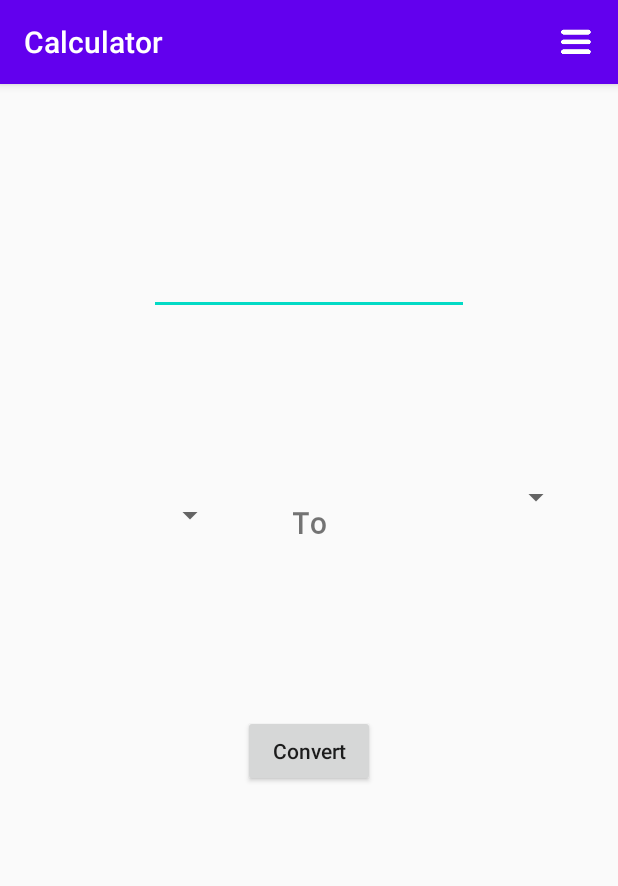
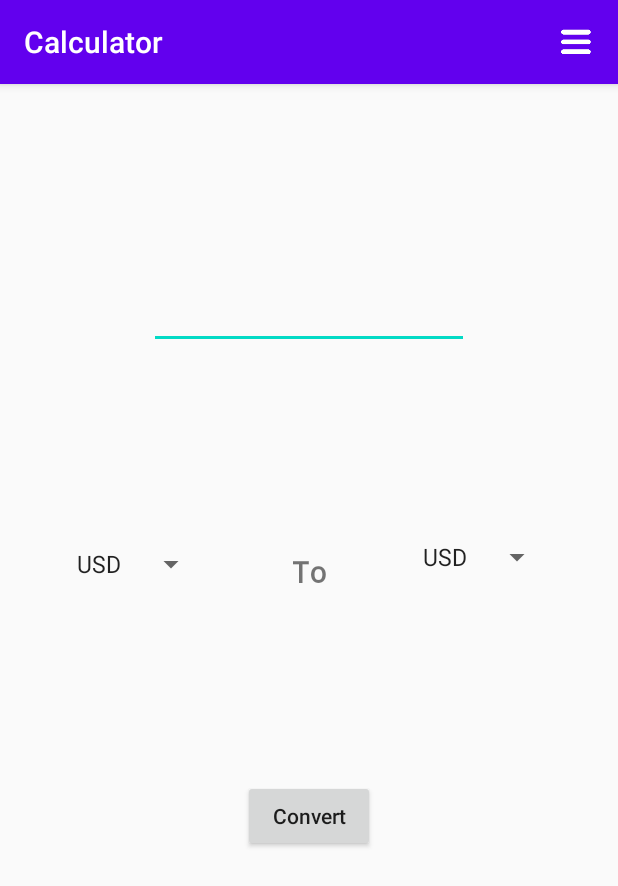
Before and after one commit to johnarn/Calculator, an Android app: the MainConverterActivity screen opened directly, with no data from a screen before it, on a phone screen of 412 x 824 dp. Shown: the top 886 px of the screen. Run offline under Robolectric (Android 15) with nearby library versions, the phone set to English and light mode, and no system bars.

Commit message:
Connected the BusinessLogic of the Currency Converter with the View of the application

```diff
--- a/app/src/main/AndroidManifest.xml
+++ b/app/src/main/AndroidManifest.xml
@@ -1,7 +1,8 @@
 <?xml version="1.0" encoding="utf-8"?>
 <manifest xmlns:android="http://schemas.android.com/apk/res/android"
     package="com.example.calculator">
-    <uses-permission android:name="android.permission.INTERNET"/>
+
+    <uses-permission android:name="android.permission.INTERNET" />
 
     <application
         android:allowBackup="true"
@@ -22,6 +23,4 @@
     </application>
 
 
-
-
 </manifest>
--- a/app/src/main/java/com/example/calculator/MainConverterActivity.java
+++ b/app/src/main/java/com/example/calculator/MainConverterActivity.java
@@ -1,31 +1,78 @@
 package com.example.calculator;
 
+import android.app.ProgressDialog;
+import android.content.Context;
 import android.content.Intent;
 import android.os.Bundle;
 import android.view.Menu;
 import android.view.MenuItem;
+import android.view.View;
+import android.widget.ArrayAdapter;
+import android.widget.Button;
+import android.widget.EditText;
+import android.widget.Spinner;
+import android.widget.TextView;
 
 import androidx.appcompat.app.AppCompatActivity;
 
-import com.example.calculator.Model.CalculatorModel;
-import com.example.calculator.Model.ConverterModel;
-
 public class MainConverterActivity extends AppCompatActivity {
 
+    public Context context = this;
+    private Spinner fromSpinner, toSpinner;
+    private EditText editText;
+    private TextView converted_amount;
+    private String currencyFrom, currencyTo, amount;
 
     @Override
     protected void onCreate(Bundle savedInstanceState) {
         super.onCreate(savedInstanceState);
         setContentView(R.layout.activity_main_convertor);
 
-        ConverterModel converterModel = new ConverterModel();
+        initializeSpinners();
 
-        System.out.println(converterModel.execute("USD", "EUR", "25"));
+        editText = findViewById(R.id.amountText);
+        converted_amount = findViewById(R.id.convertedAmountView);
 
 
+        System.out.println(currencyFrom + currencyTo + amount);
+
+        final Button convertButton = findViewById(R.id.btnConvert);
+        convertButton.setOnClickListener(new View.OnClickListener() {
+            @Override
+            public void onClick(View v) {
+                currencyFrom = fromSpinner.getSelectedItem().toString();
+                currencyTo = toSpinner.getSelectedItem().toString();
+                amount = editText.getText().toString();
+                ProgressDialog dialog = new ProgressDialog(context);
+                FixerReceiver fixerReceiver = new FixerReceiver(dialog, converted_amount);
+                fixerReceiver.execute(currencyFrom, currencyTo, amount);
+            }
+        });
 
 
     }
+
+    private void initializeSpinners() {
+        fromSpinner = (Spinner) findViewById(R.id.fromSpinner);
+        // Create an ArrayAdapter using the string array and a default spinner layout
+        ArrayAdapter<CharSequence> fromAdapter = ArrayAdapter.createFromResource(this,
+                R.array.planets_array, android.R.layout.simple_spinner_item);
+        // Specify the layout to use when the list of choices appears
+        fromAdapter.setDropDownViewResource(android.R.layout.simple_spinner_dropdown_item);
+        // Apply the adapter to the spinner
+        fromSpinner.setAdapter(fromAdapter);
+
+        toSpinner = (Spinner) findViewById(R.id.toSpinner);
+        // Create an ArrayAdapter using the string array and a default spinner layout
+        ArrayAdapter<CharSequence> toAdapter = ArrayAdapter.createFromResource(this,
+                R.array.planets_array, android.R.layout.simple_spinner_item);
+        // Specify the layout to use when the list of choices appears
+        toAdapter.setDropDownViewResource(android.R.layout.simple_spinner_dropdown_item);
+        // Apply the adapter to the spinner
+        toSpinner.setAdapter(toAdapter);
+
+    }
+
     @Override
     public boolean onCreateOptionsMenu(Menu menu) {
         // Inflate the menu; this adds items to the action bar if it is present.
@@ -34,8 +81,8 @@ public class MainConverterActivity extends AppCompatActivity {
     }
 
     @Override
-    public boolean onOptionsItemSelected(MenuItem item){
-        switch(item.getItemId()){
+    public boolean onOptionsItemSelected(MenuItem item) {
+        switch (item.getItemId()) {
             case R.id.menuItemCalculator:
                 Intent calculatorIntent = new Intent(this, MainCalculatorActivity.class);
                 startActivity(calculatorIntent);
--- a/app/src/main/java/com/example/calculator/Model/ConverterModel.java
+++ b/app/src/main/java/com/example/calculator/Model/ConverterModel.java
@@ -1,58 +1,9 @@
 package com.example.calculator.Model;
 
-import android.os.AsyncTask;
-import android.util.Log;
 
-import org.json.JSONException;
-import org.json.JSONObject;
+public class ConverterModel {
 
-import java.io.BufferedInputStream;
-import java.io.IOException;
-import java.net.HttpURLConnection;
-import java.net.MalformedURLException;
-import java.net.URL;
-import java.util.Scanner;
-
-import static android.content.ContentValues.TAG;
-
-public class ConverterModel extends AsyncTask<String, Void, Double> {
+    public double conversion = 0;
 
 
-    public Double convert(String string[]) {
-
-        String currencyFrom = string[0];
-        String currencyTo = string[1];
-        String amount = string[2];
-
-        double conversion = 0;
-        try {
-            URL url = new URL("http://data.fixer.io/api/convert?access_key=5d923444a85ce316c79767cfbd962799&from=" + currencyFrom + "&to=" + currencyTo + "&amount=" + amount);
-            HttpURLConnection connection = (HttpURLConnection) url.openConnection();
-            Scanner scanner = null;
-            scanner = new Scanner(new BufferedInputStream(connection.getInputStream()));
-
-
-            String rslt = "";
-            while (scanner.hasNext()) rslt += scanner.nextLine();
-            Log.i(TAG, rslt);
-
-            conversion = new JSONObject(rslt).getJSONObject("conversion").getDouble(String.valueOf(amount));
-            scanner.close();
-            return conversion;
-
-
-        } catch (MalformedURLException e) {
-            e.printStackTrace();
-        } catch (IOException e) {
-            e.printStackTrace();
-        } catch (JSONException e) {
-            e.printStackTrace();
-        }
-        return conversion;
-    }
-
-    @Override
-    protected Double doInBackground(String... strings) {
-        return convert(strings);
-    }
 }
--- a/app/src/main/res/layout/activity_main_calculator.xml
+++ b/app/src/main/res/layout/activity_main_calculator.xml
@@ -5,7 +5,6 @@
     android:orientation="vertical"
     android:weightSum="10"
     tools:context=".MainCalculatorActivity">
-
 
 
     <TextView
--- a/app/src/main/res/layout/activity_main_convertor.xml
+++ b/app/src/main/res/layout/activity_main_convertor.xml
@@ -1,42 +1,39 @@
 <?xml version="1.0" encoding="utf-8"?>
 <androidx.constraintlayout.widget.ConstraintLayout xmlns:android="http://schemas.android.com/apk/res/android"
     xmlns:app="http://schemas.android.com/apk/res-auto"
-    xmlns:tools="http://schemas.android.com/tools"
     android:layout_width="match_parent"
-    android:layout_height="match_parent"
-    tools:layout_editor_absoluteY="81dp"
-    tools:layout_editor_absoluteX="0dp">
+    android:layout_height="match_parent">
 
     <EditText
-        android:id="@+id/moneyText"
+        android:id="@+id/amountText"
         android:layout_width="wrap_content"
         android:layout_height="wrap_content"
         android:ems="10"
         android:inputType="numberDecimal"
+        app:layout_constraintBottom_toTopOf="@+id/fromSpinner"
+        app:layout_constraintLeft_toLeftOf="parent"
         app:layout_constraintRight_toRightOf="parent"
-        app:layout_constraintLeft_toLeftOf="parent"
-        app:layout_constraintBottom_toTopOf="@+id/fromSpinner"
         app:layout_constraintTop_toTopOf="parent" />
 
     <Spinner
         android:id="@+id/fromSpinner"
-        android:layout_width="120dp"
-        android:layout_height="50dp"
-        app:layout_constraintBottom_toTopOf="@+id/button"
+        android:layout_width="wrap_content"
+        android:layout_height="wrap_content"
+        app:layout_constraintBottom_toTopOf="@+id/btnConvert"
         app:layout_constraintLeft_toLeftOf="parent"
         app:layout_constraintRight_toLeftOf="@+id/textView"
-        app:layout_constraintTop_toBottomOf="@+id/moneyText" />
+        app:layout_constraintTop_toBottomOf="@+id/amountText" />
 
     <Spinner
         android:id="@+id/toSpinner"
-        android:layout_width="120dp"
-        android:layout_height="50dp"
+        android:layout_width="wrap_content"
+        android:layout_height="wrap_content"
+        app:layout_constraintBottom_toTopOf="@+id/convertedAmountView"
+        app:layout_constraintHorizontal_bias="0.542"
+        app:layout_constraintLeft_toRightOf="@+id/textView"
         app:layout_constraintRight_toRightOf="parent"
-        app:layout_constraintLeft_toRightOf="@+id/textView"
-        app:layout_constraintBottom_toTopOf="@+id/resultView"
-        app:layout_constraintTop_toBottomOf="@+id/moneyText"
-        app:layout_constraintHorizontal_bias="0.542"
-        app:layout_constraintVertical_bias="0.259" />
+        app:layout_constraintTop_toBottomOf="@+id/amountText"
+        app:layout_constraintVertical_bias="0.294" />
 
     <TextView
         android:id="@+id/textView"
@@ -50,29 +47,29 @@
         android:textSize="20sp"
         android:textStyle="bold"
         android:typeface="normal"
+        app:layout_constraintBottom_toTopOf="@+id/btnConvert"
+        app:layout_constraintLeft_toRightOf="@+id/fromSpinner"
         app:layout_constraintRight_toLeftOf="@+id/toSpinner"
-        app:layout_constraintLeft_toRightOf="@+id/fromSpinner"
-        app:layout_constraintBottom_toTopOf="@+id/button"
-        app:layout_constraintTop_toBottomOf="@+id/moneyText" />
+        app:layout_constraintTop_toBottomOf="@+id/amountText" />
 
     <Button
-        android:id="@+id/button"
+        android:id="@+id/btnConvert"
         android:layout_width="wrap_content"
         android:layout_height="wrap_content"
         android:text="Convert"
         android:textAllCaps="false"
+        app:layout_constraintBottom_toTopOf="@+id/convertedAmountView"
+        app:layout_constraintLeft_toLeftOf="parent"
         app:layout_constraintRight_toRightOf="parent"
-        app:layout_constraintLeft_toLeftOf="parent"
-        app:layout_constraintBottom_toTopOf="@+id/resultView"
         app:layout_constraintTop_toBottomOf="@+id/textView" />
 
     <TextView
-        android:id="@+id/resultView"
-        android:layout_width="336dp"
-        android:layout_height="82dp"
+        android:id="@+id/convertedAmountView"
+        android:layout_width="wrap_content"
+        android:layout_height="wrap_content"
         app:layout_constraintBottom_toBottomOf="parent"
-        app:layout_constraintTop_toBottomOf="@+id/button"
+        app:layout_constraintLeft_toLeftOf="parent"
         app:layout_constraintRight_toRightOf="parent"
-        app:layout_constraintLeft_toLeftOf="parent" />
+        app:layout_constraintTop_toBottomOf="@+id/btnConvert" />
 
 </androidx.constraintlayout.widget.ConstraintLayout>
--- a/app/src/main/res/menu/drawer_view.xml
+++ b/app/src/main/res/menu/drawer_view.xml
@@ -3,9 +3,9 @@
     xmlns:app="http://schemas.android.com/apk/res-auto">
     <item
         android:id="@+id/iconHamburger"
-        app:showAsAction="ifRoom|withText"
         android:icon="@mipmap/hamburger_foreground"
-        android:title="@string/menu">
+        android:title="@string/menu"
+        app:showAsAction="ifRoom|withText">
         <menu>
             <item
                 android:id="@+id/menuItemCalculator"
--- a/app/src/main/res/mipmap-anydpi-v26/hamburger.xml
+++ b/app/src/main/res/mipmap-anydpi-v26/hamburger.xml
@@ -1,5 +1,5 @@
 <?xml version="1.0" encoding="utf-8"?>
 <adaptive-icon xmlns:android="http://schemas.android.com/apk/res/android">
-    <background android:drawable="@mipmap/hamburger_background"/>
-    <foreground android:drawable="@mipmap/hamburger_foreground"/>
+    <background android:drawable="@mipmap/hamburger_background" />
+    <foreground android:drawable="@mipmap/hamburger_foreground" />
 </adaptive-icon>
--- a/app/src/main/res/mipmap-anydpi-v26/hamburger_round.xml
+++ b/app/src/main/res/mipmap-anydpi-v26/hamburger_round.xml
@@ -1,5 +1,5 @@
 <?xml version="1.0" encoding="utf-8"?>
 <adaptive-icon xmlns:android="http://schemas.android.com/apk/res/android">
-    <background android:drawable="@mipmap/hamburger_background"/>
-    <foreground android:drawable="@mipmap/hamburger_foreground"/>
+    <background android:drawable="@mipmap/hamburger_background" />
+    <foreground android:drawable="@mipmap/hamburger_foreground" />
 </adaptive-icon>
--- a/app/src/main/res/values/strings.xml
+++ b/app/src/main/res/values/strings.xml
@@ -23,5 +23,14 @@
     <string name="calculator">Calculator</string>
     <string name="currency_converter">Currency Converter</string>
     <string name="menu">Menu</string>
+    <string-array name="planets_array">
+        <item>USD</item>
+        <item>EUR</item>
+        <item>GBP</item>
+        <item>RUB</item>
+        <item>TRY</item>
+        <item>CZK</item>
+        <item>BTC</item>
+    </string-array>
 
 </resources>
```
Also changed, not shown: app/src/main/java/com/example/calculator/FixerReceiver.java (added, +87 -0 lines), app/src/main/java/com/example/calculator/MainCalculatorActivity.java (+3 -10 lines), 1 other file.
